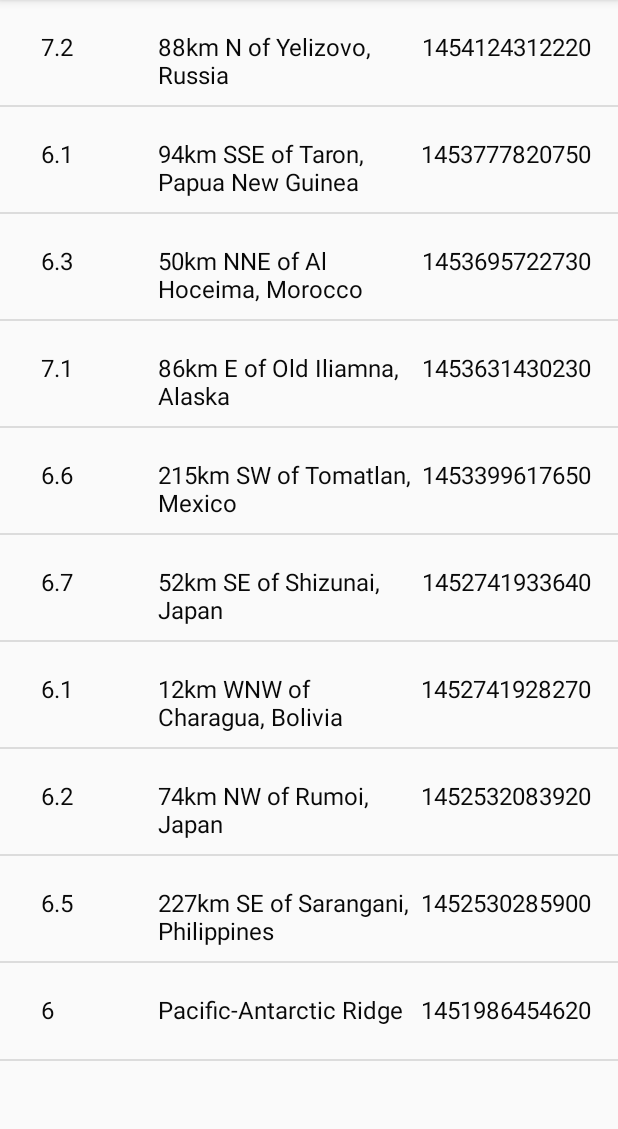
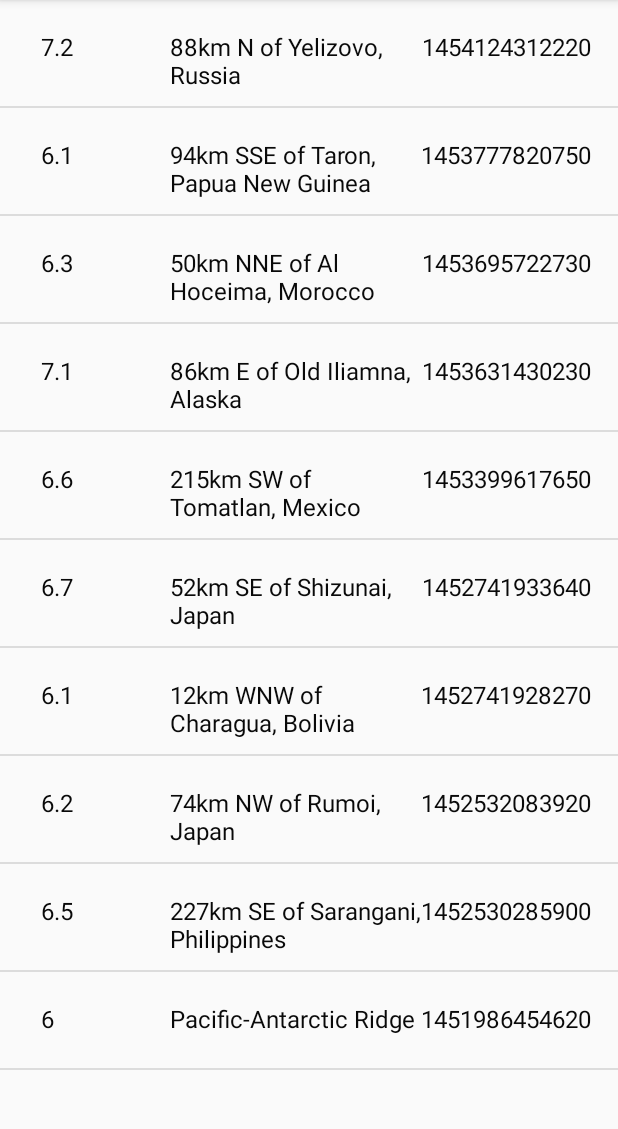
Before and after one commit to SamarpanDas/Instant-Earthquake-Tracker, an Android app: the screen it shows after launch (EarthquakeActivity), on a phone screen of 412 x 824 dp, the part 84-1213 px from its top. Run offline under Robolectric (Android 15) with nearby library versions, the phone set to English and light mode, and no system bars.

Commit message:
Refined looks

```diff
--- a/app/src/main/res/layout/list_item.xml
+++ b/app/src/main/res/layout/list_item.xml
@@ -11,7 +11,7 @@
 
     <TextView
         android:id="@+id/magnitudeTextView"
-        android:layout_width="78dp"
+        android:layout_width="86dp"
         android:layout_height="wrap_content"
         android:layout_weight="0"
         android:text="9.2"
@@ -20,11 +20,10 @@
 
     <TextView
         android:id="@+id/locationTextView"
-        android:layout_width="160dp"
+        android:layout_width="152dp"
         android:layout_height="wrap_content"
         android:layout_weight="1"
-        android:paddingBottom="1dp"
-        android:password="false"
+        android:paddingBottom="2dp"
         android:text="San Francisco"
         android:textColor="#090909"
         android:textSize="16sp" />
```
